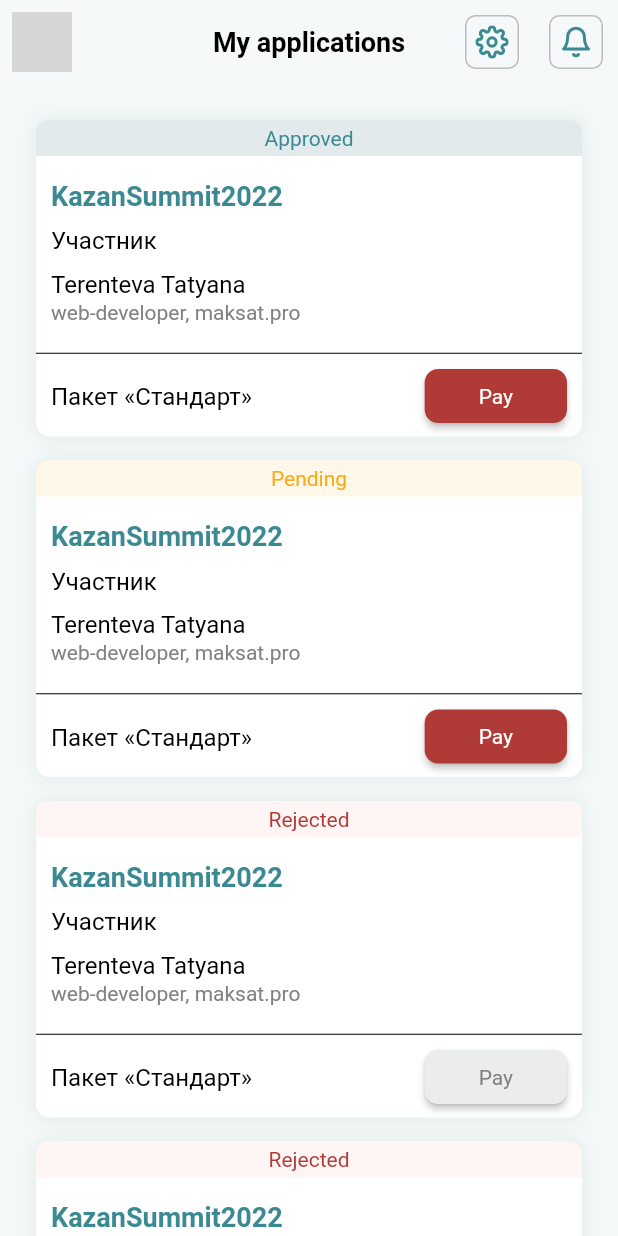
After one commit to smarthousetest/ks, a Flutter app: the ProfilePage screen opened directly, on a phone screen of 412 x 824 dp. The commit adds this screen. Run offline on Flutter 3.47's test engine with Material 2 defaults, Android fonts, the light colour scheme and no system bars; our stand-ins replace auto_size_text, buttons_tabbar, circular_profile_avatar, custom_navigation_bar, custom_sliding_segmented_control, flutter_bloc and 3 more; generated files the repository leaves out were written again; network calls fail; Roboto replaces fonts that are missing (Ubuntu); grey boxes are pictures that could not be loaded.

Commit message:
Верстка страница Профиль

```diff
--- a/lib/l10n/app_en.arb
+++ b/lib/l10n/app_en.arb
@@ -52,6 +52,11 @@
 "settings":"Settings",
 "pushnotifications":"Push-notifications",
 "nllanguage":"Language",
+"myapplications":"My applications",
+"approved":"Approved",
+"pay":"Pay",
+"pending":"Pending",
+"rejected":"Rejected",
 "show":"Show",
     "hello": "Hello {username}",
     "@hello": {
--- a/lib/l10n/app_ru.arb
+++ b/lib/l10n/app_ru.arb
@@ -52,5 +52,10 @@
 "thanks":"Спасибо!",
 "settings":"Настройки",
 "pushnotifications":"Пуш-уведомления",
-"nllanguage":"Язык"
+"nllanguage":"Язык",
+"myapplications":"Мои заявки",
+"approved":"Одобрено",
+"pay":"Оплатить",
+"pending":"На рассмотрении",
+"rejected":"Отклонено"
 }
--- a/lib/main.dart
+++ b/lib/main.dart
@@ -3,6 +3,7 @@
 import 'package:flutter_bloc/flutter_bloc.dart';
 import 'package:kazansummit/cubit/locator_services.dart';
 import 'package:kazansummit/screens/%D1%81ontacts_page.dart';
+import 'package:kazansummit/screens/claim_page.dart';
 import 'package:kazansummit/screens/event_page.dart';
 import 'package:kazansummit/screens/feedback_page.dart';
 import 'package:kazansummit/screens/main_page.dart';
@@ -11,6 +12,7 @@
 import 'package:kazansummit/screens/notification_page.dart';
 import 'package:kazansummit/screens/notification_page_open.dart';
 import 'package:kazansummit/screens/partners_page.dart';
+import 'package:kazansummit/screens/profile_page.dart';
 import 'package:kazansummit/screens/settings_page.dart';
 import 'package:kazansummit/screens/speaker_page.dart';
 import 'package:kazansummit/screens/speaker_page_open.dart';
@@ -73,6 +75,7 @@
               '/transportpage': (BuildContext context) => TransportPage(),
               '/feedbackpage': (BuildContext context) => FeedbackPage(),
               '/settingsPage': (BuildContext context) => SettingsPage(),
+              '/claimpage': (BuildContext context) => ClaimPage(),
             },
           ),
         ));
--- /dev/null
+++ b/lib/screens/claim_page.dart
@@ -0,0 +1,10 @@
+import 'package:flutter/material.dart';
+
+class ClaimPage extends StatelessWidget {
+  const ClaimPage({Key? key}) : super(key: key);
+
+  @override
+  Widget build(BuildContext context) {
+    return Scaffold();
+  }
+}
--- a/lib/screens/management.dart
+++ b/lib/screens/management.dart
@@ -5,6 +5,7 @@
 import 'package:kazansummit/screens/%D1%81ontacts_page.dart';
 import 'package:kazansummit/screens/main_page.dart';
 import 'package:custom_navigation_bar/custom_navigation_bar.dart';
+import 'package:kazansummit/screens/profile_page.dart';
 import 'package:kazansummit/screens/schedule_page.dart';
 import 'package:kazansummit/screens/services_page.dart';
 import 'package:kazansummit/utils/constants.dart';
@@ -14,7 +15,8 @@
 final List<Widget> _widgetOptions = <Widget>[
   MainPage(),
   SchedulePage(),
-  ServicesPage()
+  ServicesPage(),
+  ProfilePage()
 ];
 
 class Management extends StatelessWidget {
--- /dev/null
+++ b/lib/screens/profile_page.dart
@@ -0,0 +1,136 @@
+import 'package:flutter/material.dart';
+import 'package:flutter_svg/flutter_svg.dart';
+import 'package:kazansummit/utils/constants.dart';
+import 'package:flutter_gen/gen_l10n/app_localizations.dart';
+import 'package:kazansummit/widgets/profile_card.dart';
+
+class ProfilePage extends StatelessWidget {
+  const ProfilePage({Key? key}) : super(key: key);
+
+  @override
+  Widget build(BuildContext context) {
+    return Scaffold(
+      appBar: AppBar(
+        backgroundColor: kBacColor,
+        iconTheme: IconThemeData(color: kIconColor),
+        elevation: 0,
+        centerTitle: true,
+        title: Text("${AppLocalizations.of(context)?.myapplications}",
+            style: kAppBarTextStyle),
+        leading: IconButton(
+            iconSize: 40,
+            onPressed: () {},
+            icon: SvgPicture.asset("assets/icons/search.svg")),
+        actions: [
+          IconButton(
+              iconSize: 40,
+              onPressed: () {},
+              icon: SvgPicture.asset("assets/icons/settings.svg")),
+          IconButton(
+              iconSize: 40,
+              onPressed: () {},
+              icon: SvgPicture.asset("assets/icons/notification.svg"))
+        ],
+      ),
+      body: SingleChildScrollView(
+        child: Padding(
+          padding: EdgeInsets.all(24),
+          child: Column(
+            children: [
+              GestureDetector(
+                onTap: () {
+                  Navigator.pushNamed(context, '/claimpage');
+                },
+                child: ProfileCard(
+                    status: "one",
+                    title: "KazanSummit2022",
+                    type: "Участник",
+                    name: "Terenteva Tatyana",
+                    prof: "web-developer, maksat.pro",
+                    paket: "Пакет «Стандарт»",
+                    buttonvisible: true,
+                    buttonred: true),
+              ),
+              SizedBox(height: 16),
+              ProfileCard(
+                  status: "two",
+                  title: "KazanSummit2022",
+                  type: "Участник",
+                  name: "Terenteva Tatyana",
+                  prof: "web-developer, maksat.pro",
+                  paket: "Пакет «Стандарт»",
+                  buttonvisible: true,
+                  buttonred: true),
+              SizedBox(height: 16),
+              ProfileCard(
+                  status: "three",
+                  title: "KazanSummit2022",
+                  type: "Участник",
+                  name: "Terenteva Tatyana",
+                  prof: "web-developer, maksat.pro",
+                  paket: "Пакет «Стандарт»",
+                  buttonvisible: true,
+                  buttonred: false),
+              SizedBox(height: 16),
+              ProfileCard(
+                  status: "three",
+                  title: "KazanSummit2022",
+                  type: "Участник",
+                  name: "Terenteva Tatyana",
+                  prof: "web-developer, maksat.pro",
+                  paket: "Пакет «Стандарт»",
+                  buttonvisible: true,
+                  buttonred: false),
+              SizedBox(height: 16),
+              ProfileCard(
+                  status: "two",
+                  title: "KazanSummit2022",
+                  type: "Участник",
+                  name: "Terenteva Tatyana",
+                  prof: "web-developer, maksat.pro",
+                  paket: "Пакет «Стандарт»",
+                  buttonvisible: false,
+                  buttonred: true),
+              SizedBox(height: 16),
+              ProfileCard(
+                  status: "one",
+                  title: "KazanSummit2022",
+                  type: "Участник",
+                  name: "Terenteva Tatyana",
+                  prof: "web-developer, maksat.pro",
+                  paket: "Пакет «Стандарт»",
+                  buttonvisible: false,
+                  buttonred: true),
+              SizedBox(height: 16),
+              ProfileCard(
+                  status: "two",
+                  title: "KazanSummit2022",
+                  type: "Участник",
+                  name: "Terenteva Tatyana",
+                  prof: "web-developer, maksat.pro",
+                  paket: "Пакет «Стандарт»",
+                  buttonvisible: true,
+                  buttonred: true),
+              SizedBox(height: 16),
+              SizedBox(
+                width: double.infinity,
+                child: ElevatedButton(
+                    onPressed: () {
+                      Navigator.pushNamed(context, '/feedbackpage');
+                    },
+                    child: Padding(
+                      padding: const EdgeInsets.all(14.0),
+                      child: Text(
+                        "${AppLocalizations.of(context)?.feedback}",
+                        style: TextStyle(fontSize: 16),
+                      ),
+                    )),
+              ),
+              SizedBox(height: 16),
+            ],
+          ),
+        ),
+      ),
+    );
+  }
+}
--- /dev/null
+++ b/lib/widgets/profile_card.dart
@@ -0,0 +1,178 @@
+import 'package:flutter/material.dart';
+import 'package:kazansummit/utils/constants.dart';
+import 'package:flutter_gen/gen_l10n/app_localizations.dart';
+
+class ProfileCard extends StatelessWidget {
+  String status;
+  String title;
+  String type;
+  String name;
+  String prof;
+  String paket;
+  bool buttonvisible;
+  bool buttonred;
+
+  ProfileCard({
+    required this.status,
+    required this.title,
+    required this.type,
+    required this.name,
+    required this.prof,
+    required this.paket,
+    required this.buttonvisible,
+    required this.buttonred,
+  });
+
+  @override
+  Widget build(BuildContext context) {
+    Color? textverhcolor;
+    Color? panelverhcolor;
+    String? paneltext;
+    Color? buttoncolor;
+    Color? buttontextcolor;
+
+    if (buttonred == true) {
+      buttoncolor = Color(0xFFB03A35);
+      buttontextcolor = Color(0xFFFFFFFF);
+    }
+
+    if (buttonred == false) {
+      buttoncolor = Color(0xFFEBECEC);
+      buttontextcolor = Color(0xFF828282);
+    }
+
+    if (status == "one") {
+      textverhcolor = Color(0xFF3B8992);
+      panelverhcolor = Color(0xFFE2EAEB);
+      paneltext = AppLocalizations.of(context)?.approved;
+    }
+
+    if (status == "two") {
+      textverhcolor = Color(0xFFF8AC1A);
+      panelverhcolor = Color(0xFFFFF8E9);
+      paneltext = AppLocalizations.of(context)?.pending;
+    }
+
+    if (status == "three") {
+      textverhcolor = Color(0xFFB03A35);
+      panelverhcolor = Color(0xFFFFF5F5);
+      paneltext = AppLocalizations.of(context)?.rejected;
+    }
+
+    return Container(
+      decoration: kDecorationBox,
+      child: Column(
+        crossAxisAlignment: CrossAxisAlignment.start,
+        children: [
+          Row(
+            children: [
+              Container(
+                decoration: BoxDecoration(
+                    color: panelverhcolor,
+                    borderRadius: BorderRadius.only(
+                        topLeft: Radius.circular(8),
+                        topRight: Radius.circular(8))),
+                width: MediaQuery.of(context).size.width - 24 - 24,
+                padding: EdgeInsets.all(4),
+                child: Center(
+                  child: Text(
+                    "$paneltext",
+                    style: TextStyle(
+                        color: textverhcolor,
+                        fontWeight: FontWeight.w400,
+                        fontSize: 14),
+                  ),
+                ),
+              )
+            ],
+          ),
+          Padding(
+            padding: const EdgeInsets.only(left: 10, right: 10),
+            child: Column(
+              crossAxisAlignment: CrossAxisAlignment.start,
+              children: [
+                SizedBox(height: 16),
+                Text(
+                  "$title",
+                  style: TextStyle(
+                      color: Color(0xFF3B8992),
+                      fontWeight: FontWeight.w700,
+                      fontSize: 18),
+                ),
+                SizedBox(height: 10),
+                Text(
+                  "$type",
+                  style: TextStyle(
+                      color: Color(0xFF000000),
+                      fontWeight: FontWeight.w400,
+                      fontSize: 16),
+                ),
+                SizedBox(height: 10),
+                Text(
+                  "$name",
+                  style: TextStyle(
+                      color: Color(0xFF000000),
+                      fontWeight: FontWeight.w400,
+                      fontSize: 16),
+                ),
+                SizedBox(height: 1),
+                Text(
+                  "$prof",
+                  style: TextStyle(
+                      color: Color(0xFF828282),
+                      fontWeight: FontWeight.w400,
+                      fontSize: 14),
+                ),
+                SizedBox(height: 16),
+              ],
+            ),
+          ),
+          Divider(
+            height: 7,
+            //  color: Color(0xFFE2EAEB),
+            color: Colors.black,
+          ),
+          // SizedBox(height: 5),
+          Padding(
+            padding: const EdgeInsets.only(left: 10, right: 10),
+            child: Row(
+              mainAxisAlignment: MainAxisAlignment.spaceBetween,
+              children: [
+                Padding(
+                  padding: const EdgeInsets.only(top: 16, bottom: 17),
+                  child: Text(
+                    "$paket",
+                    style: TextStyle(
+                        color: Color(0xFF000000),
+                        fontWeight: FontWeight.w400,
+                        fontSize: 16),
+                  ),
+                ),
+                Padding(
+                  padding: const EdgeInsets.only(top: 0, bottom: 2),
+                  child: Visibility(
+                    visible: buttonvisible,
+                    child: ElevatedButton(
+                        style: ElevatedButton.styleFrom(
+                          primary: buttoncolor,
+                        ),
+                        onPressed: () {},
+                        child: Padding(
+                          padding: const EdgeInsets.only(
+                              top: 8, bottom: 8, left: 20, right: 20),
+                          child: Text(
+                            "${AppLocalizations.of(context)?.pay}",
+                            style: TextStyle(color: buttontextcolor),
+                          ),
+                        )),
+                  ),
+                )
+              ],
+            ),
+          ),
+          //  SizedBox(height: 10),
+        ],
+      ),
+    );
+  }
+}
```
